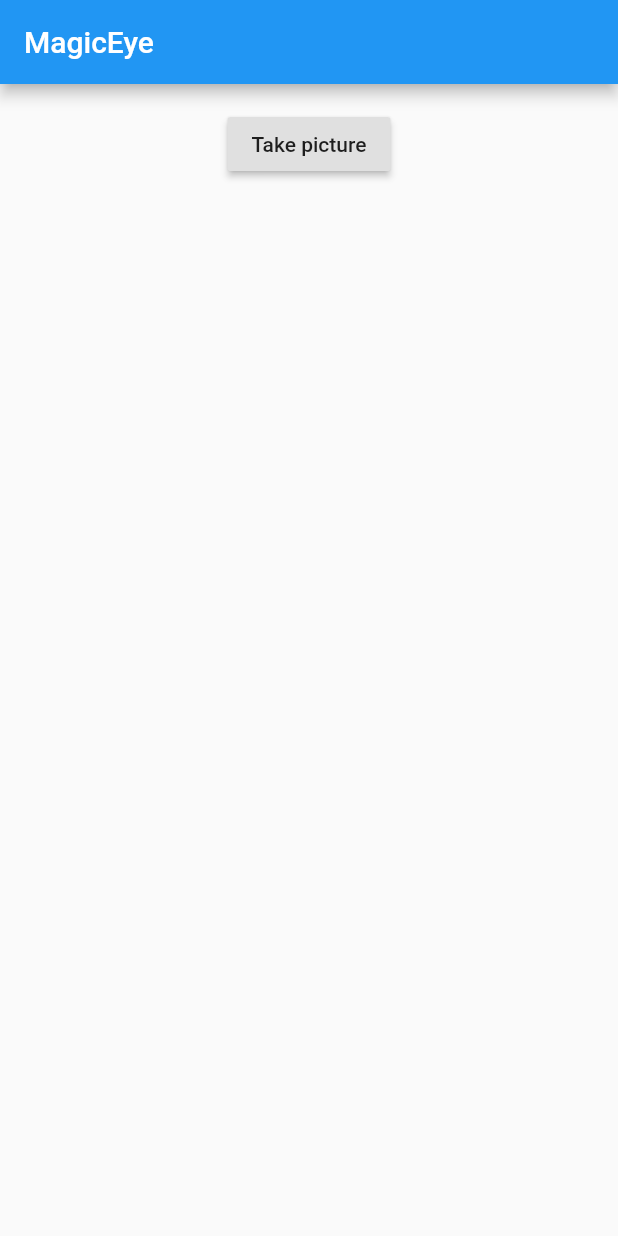
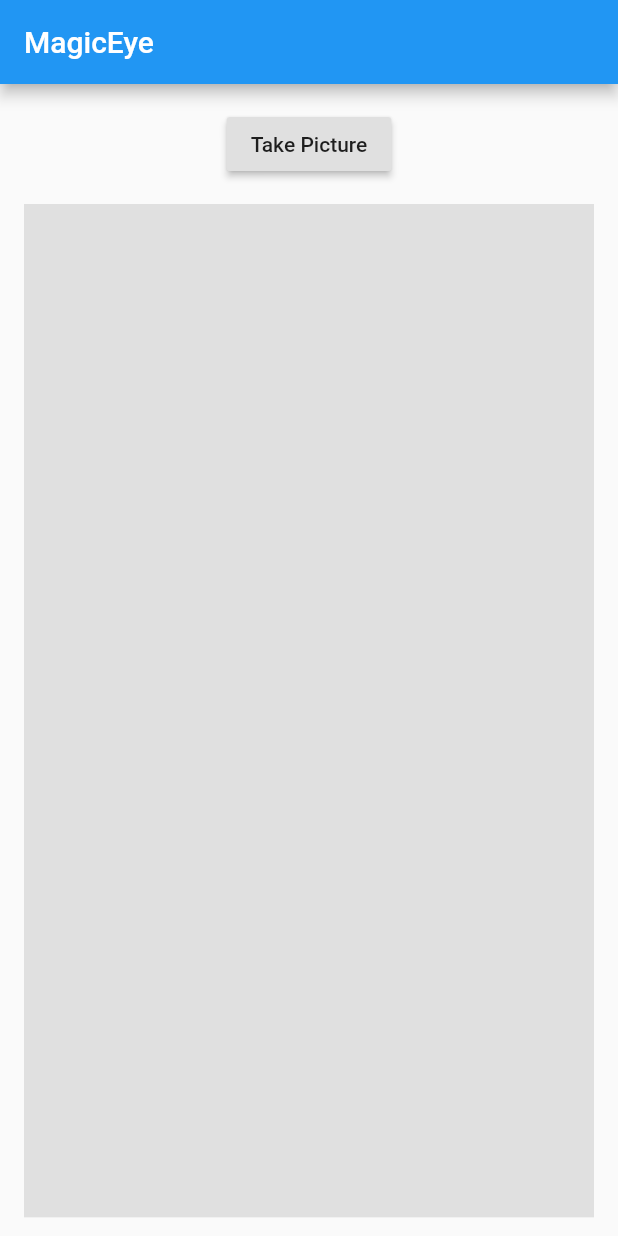
Before and after one commit to mateusfccp/magiceye, a Flutter app: the screen it shows after launch, on a phone screen of 412 x 824 dp. Run offline on Flutter 3.47's test engine with Material 2 defaults, Android fonts, the phone set to English and light mode, and no system bars; our stand-ins replace camera, dartz, native_device_orientation, rxdart; missing offline and left inert: a package.

Commit message:
Fix example when backpressing

```diff
--- a/example/lib/main.dart
+++ b/example/lib/main.dart
@@ -31,14 +31,15 @@ class LoucoButton extends StatelessWidget {
 
   @override
   Widget build(BuildContext context) {
-    return Padding(
+    return SingleChildScrollView(
+      child: Padding(
         padding: const EdgeInsets.all(16.0),
         child: Column(
           children: <Widget>[
             RaisedButton(
-            child: Text("Take picture"),
+              child: Text("Take Picture"),
               onPressed: () => MagicEye().push(context).then(
-                  (path) => path.fold(
+                    (path) => path?.fold(
                       (_) => null,
                       (path) => file.add(
                         File(path),
@@ -52,9 +53,13 @@ class LoucoButton extends StatelessWidget {
               initialData: null,
               builder: (context, snapshot) => snapshot.hasData
                   ? Image.file(snapshot.data)
-                : Container(color: Colors.grey),
+                  : AspectRatio(
+                      aspectRatio: 9 / 16,
+                      child: Container(color: Colors.grey[300]),
+                    ),
             ),
           ],
+        ),
       ),
     );
   }
```
Also changed, not shown: lib/src/layers/default_camera_control_layer.dart (+29 -16 lines). Lines whose indentation alone changed are shown as unchanged.
